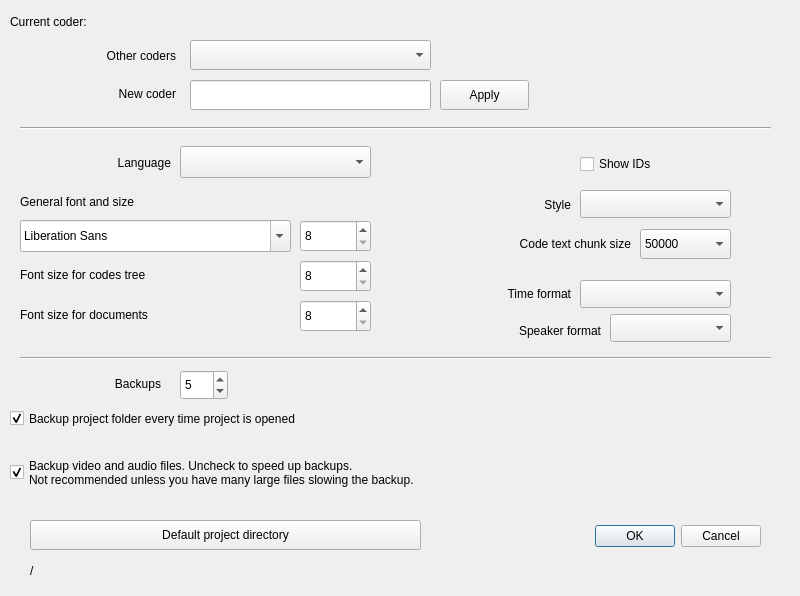
Old version of the form GUI_UIs/ui_dialog_settings.ui in the repository ccbogel/QualCoder.
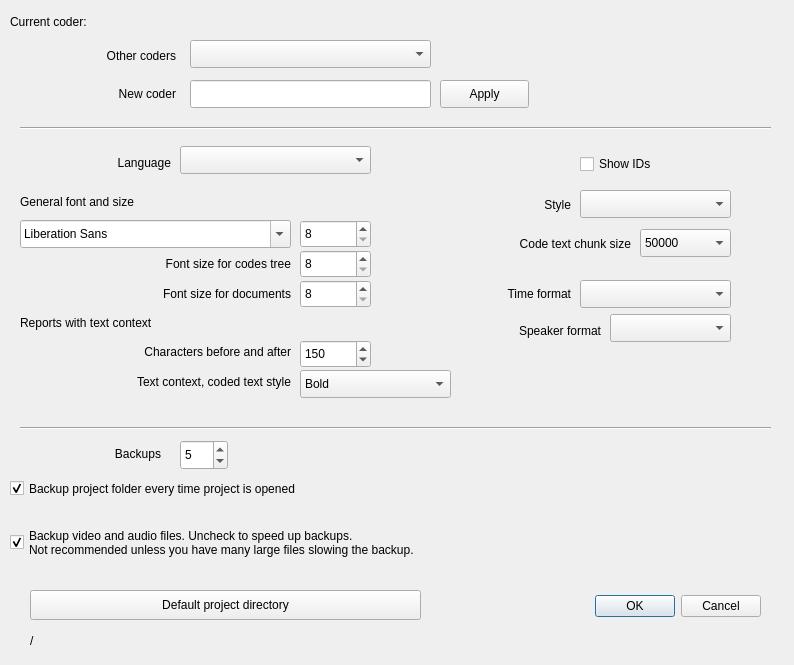
New version of the form.

Commit message:
new config options
report text context char size and style

What changed in the file:
```diff
--- a/GUI_UIs/ui_dialog_settings.ui
+++ b/GUI_UIs/ui_dialog_settings.ui
@@ -6,8 +6,8 @@
    <rect>
     <x>0</x>
     <y>0</y>
-    <width>800</width>
-    <height>596</height>
+    <width>794</width>
+    <height>665</height>
    </rect>
   </property>
   <property name="sizePolicy">
@@ -23,7 +23,7 @@
    <property name="geometry">
     <rect>
      <x>560</x>
-     <y>520</y>
+     <y>590</y>
      <width>201</width>
      <height>32</height>
     </rect>
@@ -41,7 +41,7 @@
      <x>190</x>
      <y>80</y>
      <width>241</width>
-     <height>30</height>
+     <height>28</height>
     </rect>
    </property>
   </widget>
@@ -67,7 +67,7 @@
      <x>20</x>
      <y>220</y>
      <width>271</width>
-     <height>32</height>
+     <height>28</height>
     </rect>
    </property>
   </widget>
@@ -77,7 +77,7 @@
      <x>300</x>
      <y>220</y>
      <width>71</width>
-     <height>32</height>
+     <height>28</height>
     </rect>
    </property>
    <property name="minimum">
@@ -123,7 +123,7 @@
    <property name="geometry">
     <rect>
      <x>30</x>
-     <y>560</y>
+     <y>630</y>
      <width>731</width>
      <height>21</height>
     </rect>
@@ -136,7 +136,7 @@
    <property name="geometry">
     <rect>
      <x>30</x>
-     <y>520</y>
+     <y>590</y>
      <width>391</width>
      <height>30</height>
     </rect>
@@ -170,7 +170,7 @@
      <x>190</x>
      <y>40</y>
      <width>241</width>
-     <height>30</height>
+     <height>28</height>
     </rect>
    </property>
   </widget>
@@ -178,14 +178,17 @@
    <property name="geometry">
     <rect>
      <x>20</x>
-     <y>260</y>
+     <y>250</y>
      <width>271</width>
-     <height>30</height>
+     <height>28</height>
     </rect>
    </property>
    <property name="text">
     <string>Font size for codes tree</string>
    </property>
+   <property name="alignment">
+    <set>Qt::AlignRight|Qt::AlignTrailing|Qt::AlignVCenter</set>
+   </property>
    <property name="wordWrap">
     <bool>true</bool>
    </property>
@@ -194,9 +197,9 @@
    <property name="geometry">
     <rect>
      <x>300</x>
-     <y>260</y>
+     <y>250</y>
      <width>71</width>
-     <height>32</height>
+     <height>28</height>
     </rect>
    </property>
    <property name="minimum">
@@ -231,7 +234,7 @@
      <x>180</x>
      <y>146</y>
      <width>191</width>
-     <height>32</height>
+     <height>28</height>
     </rect>
    </property>
    <property name="toolTip">
@@ -242,7 +245,7 @@
    <property name="geometry">
     <rect>
      <x>10</x>
-     <y>408</y>
+     <y>478</y>
      <width>761</width>
      <height>21</height>
     </rect>
@@ -258,7 +261,7 @@
    <property name="geometry">
     <rect>
      <x>10</x>
-     <y>437</y>
+     <y>507</y>
      <width>761</width>
      <height>71</height>
     </rect>
@@ -333,14 +336,17 @@
    <property name="geometry">
     <rect>
      <x>20</x>
-     <y>300</y>
+     <y>280</y>
      <width>271</width>
-     <height>30</height>
+     <height>28</height>
     </rect>
    </property>
    <property name="text">
     <string>Font size for documents</string>
    </property>
+   <property name="alignment">
+    <set>Qt::AlignRight|Qt::AlignTrailing|Qt::AlignVCenter</set>
+   </property>
    <property name="wordWrap">
     <bool>true</bool>
    </property>
@@ -349,9 +355,9 @@
    <property name="geometry">
     <rect>
      <x>300</x>
-     <y>300</y>
+     <y>280</y>
      <width>71</width>
-     <height>32</height>
+     <height>28</height>
     </rect>
    </property>
    <property name="minimum">
@@ -384,7 +390,7 @@
    <property name="geometry">
     <rect>
      <x>20</x>
-     <y>370</y>
+     <y>440</y>
      <width>141</width>
      <height>28</height>
     </rect>
@@ -403,7 +409,7 @@
    <property name="geometry">
     <rect>
      <x>180</x>
-     <y>370</y>
+     <y>440</y>
      <width>48</width>
      <height>30</height>
     </rect>
@@ -424,7 +430,7 @@
      <x>440</x>
      <y>80</y>
      <width>89</width>
-     <height>30</height>
+     <height>28</height>
     </rect>
    </property>
    <property name="toolTip">
@@ -452,7 +458,7 @@
    <property name="geometry">
     <rect>
      <x>20</x>
-     <y>350</y>
+     <y>420</y>
      <width>751</width>
      <height>16</height>
     </rect>
@@ -486,7 +492,7 @@
      <x>640</x>
      <y>229</y>
      <width>91</width>
-     <height>30</height>
+     <height>28</height>
     </rect>
    </property>
    <item>
@@ -536,6 +542,103 @@
     <set>Qt::AlignRight|Qt::AlignTrailing|Qt::AlignVCenter</set>
    </property>
   </widget>
+  <widget class="QLabel" name="label_reports_text_context">
+   <property name="geometry">
+    <rect>
+     <x>20</x>
+     <y>310</y>
+     <width>351</width>
+     <height>26</height>
+    </rect>
+   </property>
+   <property name="text">
+    <string>Reports with text context</string>
+   </property>
+  </widget>
+  <widget class="QLabel" name="label_chars_before_after">
+   <property name="geometry">
+    <rect>
+     <x>20</x>
+     <y>340</y>
+     <width>271</width>
+     <height>24</height>
+    </rect>
+   </property>
+   <property name="text">
+    <string>Characters before and after</string>
+   </property>
+   <property name="alignment">
+    <set>Qt::AlignRight|Qt::AlignTrailing|Qt::AlignVCenter</set>
+   </property>
+  </widget>
+  <widget class="QSpinBox" name="spinBox_chars_before_after">
+   <property name="geometry">
+    <rect>
+     <x>300</x>
+     <y>340</y>
+     <width>71</width>
+     <height>28</height>
+    </rect>
+   </property>
+   <property name="minimum">
+    <number>20</number>
+   </property>
+   <property name="maximum">
+    <number>300</number>
+   </property>
+   <property name="singleStep">
+    <number>5</number>
+   </property>
+   <property name="value">
+    <number>150</number>
+   </property>
+  </widget>
+  <widget class="QLabel" name="label_coded_text_style">
+   <property name="geometry">
+    <rect>
+     <x>20</x>
+     <y>370</y>
+     <width>271</width>
+     <height>24</height>
+    </rect>
+   </property>
+   <property name="text">
+    <string>Text context, coded text style</string>
+   </property>
+   <property name="alignment">
+    <set>Qt::AlignRight|Qt::AlignTrailing|Qt::AlignVCenter</set>
+   </property>
+  </widget>
+  <widget class="QComboBox" name="comboBox_text_style">
+   <property name="geometry">
+    <rect>
+     <x>300</x>
+     <y>370</y>
+     <width>151</width>
+     <height>28</height>
+    </rect>
+   </property>
+   <item>
+    <property name="text">
+     <string>Bold</string>
+    </property>
+   </item>
+   <item>
+    <property name="text">
+     <string>Italic</string>
+    </property>
+   </item>
+   <item>
+    <property name="text">
+     <string>Bigger</string>
+    </property>
+   </item>
+   <item>
+    <property name="text">
+     <string>Colour stripe</string>
+    </property>
+   </item>
+  </widget>
  </widget>
  <tabstops>
   <tabstop>lineEdit_coderName</tabstop>
```
